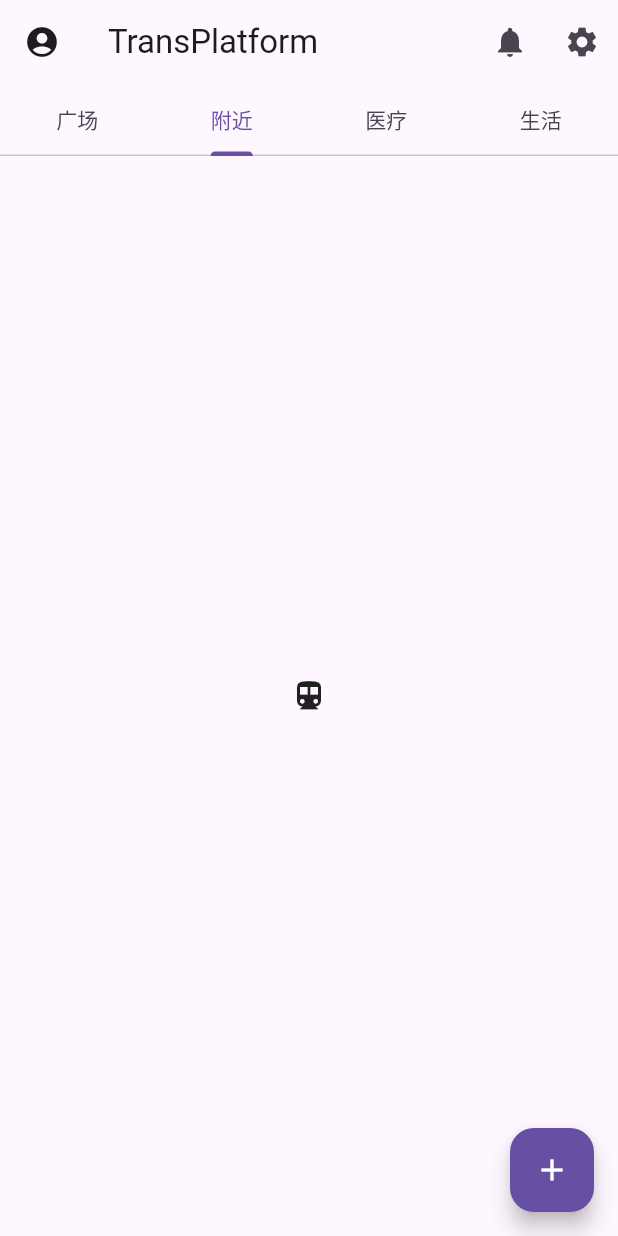
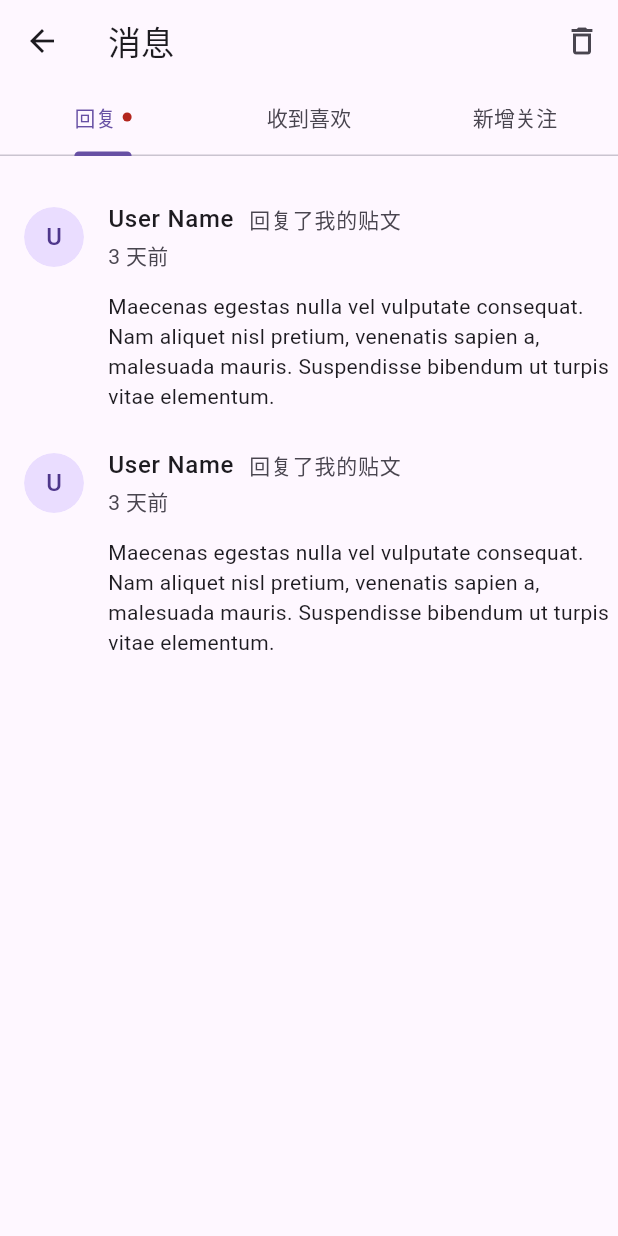
Before and after one commit to An-n-ya/TransPlatformFlutter, a Flutter app: the HomePage screen opened directly, tab 2 chosen, after a tap on the "notifications" icon, on a phone screen of 412 x 824 dp. Run offline on Flutter 3.47's test engine with Material 3 defaults, Android fonts, the light colour scheme and no system bars; our stand-ins replace flutter_secure_storage, image_picker; accounts and stored records are empty.

Commit message:
feat: add notification page

```diff
--- a/lib/ui/home/home_page.dart
+++ b/lib/ui/home/home_page.dart
@@ -1,6 +1,7 @@
 import 'package:flutter/material.dart';
 
 import '../settings/settings_page.dart';
+import '../notification/notification_page.dart';
 import '../posts/add_post_page.dart';
 import '../posts/posts_page.dart';
 
@@ -30,7 +31,12 @@ class HomePage extends StatelessWidget {
             onPressed: () {},
           ),
           actions: <Widget>[
-            IconButton(icon: const Icon(Icons.notifications), onPressed: () {}),
+            IconButton(
+              icon: const Icon(Icons.notifications),
+              onPressed: () => Navigator.of(
+                context,
+              ).push(MaterialPageRoute(builder: (_) => const NotificationPage())),
+            ),
             IconButton(
               icon: const Icon(Icons.settings),
               onPressed: () => Navigator.of(
--- /dev/null
+++ b/lib/ui/notification/notification_page.dart
@@ -0,0 +1,292 @@
+import 'package:flutter/material.dart';
+
+import '../../domain/models/user.dart';
+import '../../utils/time.dart';
+import '../posts/post_card.dart';
+import '../user/user_detail_page.dart';
+
+/// Types of notifications shown in the messages page.
+enum NotificationType { reply, like, follow }
+
+/// A notification item displayed in one of the tabs.
+class NotificationItem {
+  final int id;
+  final NotificationType type;
+  final User user;
+  final String actionText;
+  final String? content;
+  final DateTime createdAt;
+  final bool isFollowing;
+
+  const NotificationItem({
+    required this.id,
+    required this.type,
+    required this.user,
+    required this.actionText,
+    this.content,
+    required this.createdAt,
+    this.isFollowing = false,
+  });
+}
+
+/// Notifications page with tabs for replies, likes, and new followers.
+class NotificationPage extends StatelessWidget {
+  const NotificationPage({super.key});
+
+  @override
+  Widget build(BuildContext context) {
+    return DefaultTabController(
+      length: 3,
+      child: Scaffold(
+        appBar: AppBar(
+          leading: IconButton(
+            icon: const Icon(Icons.arrow_back),
+            onPressed: () => Navigator.of(context).pop(),
+          ),
+          title: const Text('消息'),
+          actions: [
+            IconButton(
+              icon: const Icon(Icons.delete_outline),
+              onPressed: () {},
+            ),
+          ],
+          bottom: const _NotificationTabBar(),
+        ),
+        body: const TabBarView(
+          children: [_ReplyList(), _LikeList(), _FollowList()],
+        ),
+      ),
+    );
+  }
+}
+
+/// Custom tab bar with a badge dot on the replies tab.
+class _NotificationTabBar extends StatelessWidget
+    implements PreferredSizeWidget {
+  const _NotificationTabBar();
+
+  @override
+  Widget build(BuildContext context) {
+    final cs = Theme.of(context).colorScheme;
+    return TabBar(
+      labelColor: cs.primary,
+      unselectedLabelColor: cs.onSurfaceVariant,
+      indicatorColor: cs.primary,
+      indicatorWeight: 3,
+      tabs: [
+        Tab(
+          child: Row(
+            mainAxisSize: MainAxisSize.min,
+            children: [
+              const Text('回复'),
+              const SizedBox(width: 4),
+              Container(
+                width: 6,
+                height: 6,
+                decoration: BoxDecoration(
+                  color: cs.error,
+                  shape: BoxShape.circle,
+                ),
+              ),
+            ],
+          ),
+        ),
+        const Tab(text: '收到喜欢'),
+        const Tab(text: '新增关注'),
+      ],
+    );
+  }
+
+  @override
+  Size get preferredSize => const Size.fromHeight(48);
+}
+
+class _ReplyList extends StatelessWidget {
+  const _ReplyList();
+
+  @override
+  Widget build(BuildContext context) {
+    return ListView.builder(
+      padding: const EdgeInsets.symmetric(vertical: 12),
+      itemCount: _mockReplies.length,
+      itemBuilder: (_, i) => _NotificationTile(item: _mockReplies[i]),
+    );
+  }
+}
+
+class _LikeList extends StatelessWidget {
+  const _LikeList();
+
+  @override
+  Widget build(BuildContext context) {
+    return ListView.builder(
+      padding: const EdgeInsets.symmetric(vertical: 12),
+      itemCount: _mockLikes.length,
+      itemBuilder: (_, i) => _NotificationTile(item: _mockLikes[i]),
+    );
+  }
+}
+
+class _FollowList extends StatelessWidget {
+  const _FollowList();
+
+  @override
+  Widget build(BuildContext context) {
+    return ListView.builder(
+      padding: const EdgeInsets.symmetric(vertical: 12),
+      itemCount: _mockFollows.length,
+      itemBuilder: (_, i) => _NotificationTile(item: _mockFollows[i]),
+    );
+  }
+}
+
+/// Single notification row reusing [PostHeader].
+class _NotificationTile extends StatelessWidget {
+  final NotificationItem item;
+
+  const _NotificationTile({required this.item});
+
+  @override
+  Widget build(BuildContext context) {
+    final cs = Theme.of(context).colorScheme;
+
+    return Padding(
+      padding: const EdgeInsets.symmetric(horizontal: 0, vertical: 6),
+      child: Column(
+        children: [
+          PostHeader(
+            user: item.user,
+            onAvatarTap: () => Navigator.of(context).push(
+              MaterialPageRoute(
+                builder: (_) => UserDetailPage(user: item.user),
+              ),
+            ),
+            title: Row(
+              children: [
+                Text(
+                  item.user.nickname,
+                  style: const TextStyle(fontWeight: FontWeight.w500),
+                ),
+                const SizedBox(width: 10),
+                Expanded(
+                  child: Text(
+                    item.actionText,
+                    style: TextStyle(fontSize: 14, color: cs.onSurfaceVariant),
+                  ),
+                ),
+              ],
+            ),
+            subtitle: Column(
+              crossAxisAlignment: CrossAxisAlignment.start,
+              children: [
+                const SizedBox(height: 2),
+                Text(
+                  formatRelativeTime(item.createdAt),
+                  style: TextStyle(fontSize: 14, color: cs.onSurfaceVariant),
+                ),
+              ],
+            ),
+            trailing: item.type == NotificationType.follow
+                ? _FollowButton(isFollowing: item.isFollowing)
+                : null,
+          ),
+          if (item.content != null) ...[
+            Padding(
+              padding: const EdgeInsets.only(left: 72),
+              child: Text(
+                item.content!,
+                style: TextStyle(fontSize: 14, color: cs.onSurface),
+              ),
+            ),
+          ],
+        ],
+      ),
+    );
+  }
+}
+
+/// Follow / unfollow button used in the new followers tab.
+class _FollowButton extends StatelessWidget {
+  final bool isFollowing;
+
+  const _FollowButton({required this.isFollowing});
+
+  @override
+  Widget build(BuildContext context) {
+    return isFollowing
+        ? FilledButton.tonal(
+            onPressed: () {},
+            style: FilledButton.styleFrom(
+              padding: const EdgeInsets.symmetric(horizontal: 12, vertical: 6),
+              shape: RoundedRectangleBorder(
+                borderRadius: BorderRadius.circular(100),
+              ),
+            ),
+            child: const Text('取关'),
+          )
+        : FilledButton(
+            onPressed: () {},
+            style: FilledButton.styleFrom(
+              padding: const EdgeInsets.symmetric(horizontal: 12, vertical: 6),
+              shape: RoundedRectangleBorder(
+                borderRadius: BorderRadius.circular(100),
+              ),
+            ),
+            child: const Text('回关'),
+          );
+  }
+}
+
+final _mockUser = const User(id: 1, username: 'user', nickname: 'User Name');
+
+final _mockReplies = [
+  NotificationItem(
+    id: 1,
+    type: NotificationType.reply,
+    user: _mockUser,
+    actionText: '回复了我的贴文',
+    content:
+        'Maecenas egestas nulla vel vulputate consequat. Nam aliquet nisl pretium, venenatis sapien a, malesuada mauris. Suspendisse bibendum ut turpis vitae elementum.',
+    createdAt: DateTime.now().subtract(const Duration(days: 3)),
+  ),
+  NotificationItem(
+    id: 2,
+    type: NotificationType.reply,
+    user: _mockUser,
+    actionText: '回复了我的贴文',
+    content:
+        'Maecenas egestas nulla vel vulputate consequat. Nam aliquet nisl pretium, venenatis sapien a, malesuada mauris. Suspendisse bibendum ut turpis vitae elementum.',
+    createdAt: DateTime.now().subtract(const Duration(days: 3)),
+  ),
+];
+
+final _mockLikes = [
+  NotificationItem(
+    id: 3,
+    type: NotificationType.like,
+    user: _mockUser,
+    actionText: '喜欢了我的贴文',
+    content:
+        'Maecenas egestas nulla vel vulputate consequat. Nam aliquet nisl pretium, venenatis sapien a, malesuada mauris.',
+    createdAt: DateTime.now().subtract(const Duration(days: 2)),
+  ),
+];
+
+final _mockFollows = [
+  NotificationItem(
+    id: 4,
+    type: NotificationType.follow,
+    user: _mockUser,
+    actionText: '关注了我',
+    createdAt: DateTime.now().subtract(const Duration(days: 3)),
+    isFollowing: true,
+  ),
+  NotificationItem(
+    id: 5,
+    type: NotificationType.follow,
+    user: _mockUser,
+    actionText: '关注了我',
+    createdAt: DateTime.now().subtract(const Duration(days: 3)),
+    isFollowing: false,
+  ),
+];
--- a/lib/ui/posts/post_card.dart
+++ b/lib/ui/posts/post_card.dart
@@ -1,11 +1,11 @@
 import 'package:flutter/material.dart';
-import 'package:intl/intl.dart';
 import 'package:provider/provider.dart';
 
 import '../../data/repositories/post/post_repository.dart';
 import '../../domain/models/post.dart';
 import '../../domain/models/user.dart';
 import '../../utils/result.dart';
+import '../../utils/time.dart';
 import '../user/user_detail_page.dart';
 import 'photo_grid.dart';
 import 'post_detail_page.dart';
@@ -191,6 +191,9 @@ class _PostCardState extends State<PostCard> {
 
   @override
   Widget build(BuildContext context) {
+    final theme = Theme.of(context);
+    final cs = theme.colorScheme;
+
     return Card(
       margin: const EdgeInsets.only(bottom: 8),
       child: Column(
@@ -199,8 +202,30 @@ class _PostCardState extends State<PostCard> {
           // ── Header ──
           PostHeader(
             user: widget.post.author,
-            createdAt: widget.post.createdAt,
-            location: widget.post.location,
+            onAvatarTap: () => Navigator.of(context).push(
+              MaterialPageRoute(
+                builder: (_) => UserDetailPage(user: widget.post.author),
+              ),
+            ),
+            title: GestureDetector(
+              onTap: () => Navigator.of(context).push(
+                MaterialPageRoute(
+                  builder: (_) => UserDetailPage(user: widget.post.author),
+                ),
+              ),
+              child: Text(widget.post.author.nickname),
+            ),
+            subtitle: Row(
+              children: [
+                Text(formatRelativeTime(widget.post.createdAt)),
+                if (widget.post.location != null) ...[
+                  const SizedBox(width: 8),
+                  Icon(Icons.location_on, size: 14, color: cs.onSurfaceVariant),
+                  const SizedBox(width: 2),
+                  Text(widget.post.location!, style: theme.textTheme.bodySmall),
+                ],
+              ],
+            ),
             trailing: widget.isMe
                 ? PopupMenuButton<String>(
                     icon: const Icon(Icons.more_vert),
@@ -316,58 +341,35 @@ class _PostCardState extends State<PostCard> {
   }
 }
 
-/// Reusable post/comment header: avatar, nickname, date+location, trailing.
+/// Reusable post/comment header: avatar, title, subtitle, trailing.
 class PostHeader extends StatelessWidget {
   final User user;
-  final DateTime createdAt;
-  final String? location;
+  final Widget? title;
+  final Widget? subtitle;
   final Widget? trailing;
+  final VoidCallback? onAvatarTap;
 
   const PostHeader({
     super.key,
     required this.user,
-    required this.createdAt,
-    this.location,
+    this.title,
+    this.subtitle,
     this.trailing,
+    this.onAvatarTap,
   });
 
   @override
   Widget build(BuildContext context) {
-    final cs = Theme.of(context).colorScheme;
     return ListTile(
+      contentPadding: EdgeInsets.symmetric(horizontal: 16),
       leading: GestureDetector(
-        onTap: () => Navigator.of(
-          context,
-        ).push(MaterialPageRoute(builder: (_) => UserDetailPage(user: user))),
+        onTap: onAvatarTap,
         child: ClipOval(child: _buildAvatar(context)),
       ),
-      title: GestureDetector(
-        onTap: () => Navigator.of(
-          context,
-        ).push(MaterialPageRoute(builder: (_) => UserDetailPage(user: user))),
-        child: Text(user.nickname),
-      ),
-      subtitle: Row(
-        children: [
-          Text(_formatDate(createdAt)),
-          if (location != null) ...[
-            const SizedBox(width: 8),
-            Icon(Icons.location_on, size: 14, color: cs.onSurfaceVariant),
-            const SizedBox(width: 2),
-            Text(location!, style: Theme.of(context).textTheme.bodySmall),
-          ],
-        ],
-      ),
+      title: title ?? Text(user.nickname),
+      subtitle: subtitle,
       trailing: trailing,
     );
-  }
-
-  String _formatDate(DateTime dt) {
-    final diff = DateTime.now().difference(dt);
-    if (diff.inMinutes < 60) return '${diff.inMinutes} 分钟前';
-    if (diff.inHours < 24) return '${diff.inHours} 小时前';
-    if (diff.inDays < 7) return '${diff.inDays} 天前';
-    return DateFormat('yyyy-MM-dd').format(dt);
   }
 
   Widget _buildAvatar(BuildContext context) {
--- /dev/null
+++ b/lib/utils/time.dart
@@ -0,0 +1,16 @@
+import 'package:intl/intl.dart';
+
+/// Formats a [DateTime] as a relative time string.
+///
+/// - < 1 minute → "X 分钟前"
+/// - < 1 hour   → "X 分钟前"
+/// - < 24 hours → "X 小时前"
+/// - < 7 days   → "X 天前"
+/// - otherwise  → "yyyy-MM-dd"
+String formatRelativeTime(DateTime dt) {
+  final diff = DateTime.now().difference(dt);
+  if (diff.inMinutes < 60) return '${diff.inMinutes} 分钟前';
+  if (diff.inHours < 24) return '${diff.inHours} 小时前';
+  if (diff.inDays < 7) return '${diff.inDays} 天前';
+  return DateFormat('yyyy-MM-dd').format(dt);
+}
```
Also changed, not shown: lib/ui/posts/post_detail_page.dart (+58 -3 lines), 1 other file.
